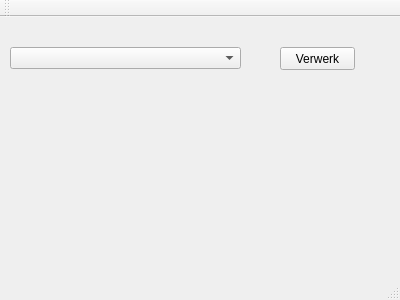
Above: mainwindow.ui from AIHGomaa/EVDProject1 before the change. Below: the same form after it.
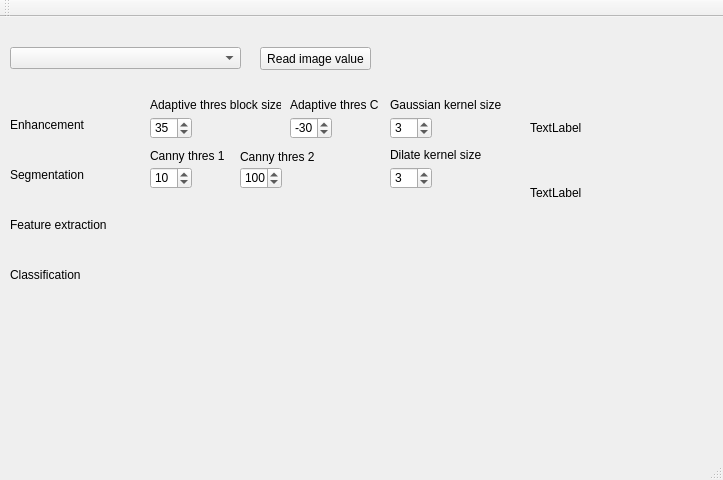
That is the form after the change.

Patch:
```diff
--- a/mainwindow.ui
+++ b/mainwindow.ui
@@ -6,8 +6,8 @@
    <rect>
     <x>0</x>
     <y>0</y>
-    <width>400</width>
-    <height>300</height>
+    <width>723</width>
+    <height>480</height>
    </rect>
   </property>
   <property name="windowTitle">
@@ -27,14 +27,275 @@
    <widget class="QPushButton" name="FotoVerwerk">
     <property name="geometry">
      <rect>
-      <x>280</x>
+      <x>260</x>
       <y>30</y>
-      <width>75</width>
+      <width>111</width>
       <height>23</height>
      </rect>
     </property>
     <property name="text">
-     <string>Verwerk</string>
+     <string>Read image value</string>
+    </property>
+   </widget>
+   <widget class="QSpinBox" name="spnEnhancementadaptiveThresholdBlockSize">
+    <property name="geometry">
+     <rect>
+      <x>150</x>
+      <y>100</y>
+      <width>42</width>
+      <height>22</height>
+     </rect>
+    </property>
+    <property name="minimum">
+     <number>3</number>
+    </property>
+    <property name="singleStep">
+     <number>2</number>
+    </property>
+    <property name="value">
+     <number>35</number>
+    </property>
+   </widget>
+   <widget class="QLabel" name="label">
+    <property name="geometry">
+     <rect>
+      <x>10</x>
+      <y>100</y>
+      <width>81</width>
+      <height>16</height>
+     </rect>
+    </property>
+    <property name="text">
+     <string>Enhancement</string>
+    </property>
+   </widget>
+   <widget class="QSpinBox" name="spnEnhancementadaptivethresholdC">
+    <property name="geometry">
+     <rect>
+      <x>290</x>
+      <y>100</y>
+      <width>42</width>
+      <height>22</height>
+     </rect>
+    </property>
+    <property name="minimum">
+     <number>-99</number>
+    </property>
+    <property name="value">
+     <number>-30</number>
+    </property>
+   </widget>
+   <widget class="QLabel" name="label_2">
+    <property name="geometry">
+     <rect>
+      <x>150</x>
+      <y>80</y>
+      <width>131</width>
+      <height>16</height>
+     </rect>
+    </property>
+    <property name="text">
+     <string>Adaptive thres block size</string>
+    </property>
+   </widget>
+   <widget class="QLabel" name="label_3">
+    <property name="geometry">
+     <rect>
+      <x>290</x>
+      <y>80</y>
+      <width>91</width>
+      <height>16</height>
+     </rect>
+    </property>
+    <property name="text">
+     <string>Adaptive thres C</string>
+    </property>
+   </widget>
+   <widget class="QSpinBox" name="spnEnhancementGaussianKernelSize">
+    <property name="geometry">
+     <rect>
+      <x>390</x>
+      <y>100</y>
+      <width>42</width>
+      <height>22</height>
+     </rect>
+    </property>
+    <property name="minimum">
+     <number>1</number>
+    </property>
+    <property name="singleStep">
+     <number>2</number>
+    </property>
+    <property name="value">
+     <number>3</number>
+    </property>
+   </widget>
+   <widget class="QLabel" name="label_4">
+    <property name="geometry">
+     <rect>
+      <x>390</x>
+      <y>80</y>
+      <width>111</width>
+      <height>16</height>
+     </rect>
+    </property>
+    <property name="text">
+     <string>Gaussian kernel size</string>
+    </property>
+   </widget>
+   <widget class="QLabel" name="label_5">
+    <property name="geometry">
+     <rect>
+      <x>10</x>
+      <y>150</y>
+      <width>81</width>
+      <height>16</height>
+     </rect>
+    </property>
+    <property name="text">
+     <string>Segmentation</string>
+    </property>
+   </widget>
+   <widget class="QLabel" name="label_6">
+    <property name="geometry">
+     <rect>
+      <x>10</x>
+      <y>200</y>
+      <width>111</width>
+      <height>16</height>
+     </rect>
+    </property>
+    <property name="text">
+     <string>Feature extraction</string>
+    </property>
+   </widget>
+   <widget class="QLabel" name="label_7">
+    <property name="geometry">
+     <rect>
+      <x>10</x>
+      <y>250</y>
+      <width>111</width>
+      <height>16</height>
+     </rect>
+    </property>
+    <property name="text">
+     <string>Classification</string>
+    </property>
+   </widget>
+   <widget class="QSpinBox" name="spnSegmentationCannyThreshold2">
+    <property name="geometry">
+     <rect>
+      <x>240</x>
+      <y>150</y>
+      <width>42</width>
+      <height>22</height>
+     </rect>
+    </property>
+    <property name="maximum">
+     <number>255</number>
+    </property>
+    <property name="value">
+     <number>100</number>
+    </property>
+   </widget>
+   <widget class="QLabel" name="label_8">
+    <property name="geometry">
+     <rect>
+      <x>240</x>
+      <y>130</y>
+      <width>91</width>
+      <height>20</height>
+     </rect>
+    </property>
+    <property name="text">
+     <string>Canny thres 2</string>
+    </property>
+   </widget>
+   <widget class="QLabel" name="label_9">
+    <property name="geometry">
+     <rect>
+      <x>150</x>
+      <y>129</y>
+      <width>91</width>
+      <height>20</height>
+     </rect>
+    </property>
+    <property name="text">
+     <string>Canny thres 1</string>
+    </property>
+   </widget>
+   <widget class="QSpinBox" name="spnSegmentationCannyThreshold1">
+    <property name="geometry">
+     <rect>
+      <x>150</x>
+      <y>150</y>
+      <width>42</width>
+      <height>22</height>
+     </rect>
+    </property>
+    <property name="maximum">
+     <number>255</number>
+    </property>
+    <property name="value">
+     <number>10</number>
+    </property>
+   </widget>
+   <widget class="QLabel" name="label_10">
+    <property name="geometry">
+     <rect>
+      <x>530</x>
+      <y>80</y>
+      <width>71</width>
+      <height>61</height>
+     </rect>
+    </property>
+    <property name="text">
+     <string>TextLabel</string>
+    </property>
+   </widget>
+   <widget class="QLabel" name="label_11">
+    <property name="geometry">
+     <rect>
+      <x>530</x>
+      <y>150</y>
+      <width>61</width>
+      <height>51</height>
+     </rect>
+    </property>
+    <property name="text">
+     <string>TextLabel</string>
+    </property>
+   </widget>
+   <widget class="QLabel" name="label_12">
+    <property name="geometry">
+     <rect>
+      <x>390</x>
+      <y>130</y>
+      <width>111</width>
+      <height>16</height>
+     </rect>
+    </property>
+    <property name="text">
+     <string>Dilate kernel size</string>
+    </property>
+   </widget>
+   <widget class="QSpinBox" name="spnSegmentationDilateKernelSize">
+    <property name="geometry">
+     <rect>
+      <x>390</x>
+      <y>150</y>
+      <width>42</width>
+      <height>22</height>
+     </rect>
+    </property>
+    <property name="minimum">
+     <number>1</number>
+    </property>
+    <property name="singleStep">
+     <number>2</number>
+    </property>
+    <property name="value">
+     <number>3</number>
     </property>
    </widget>
   </widget>
```
Left out of the diff: 4 changed lines with no effect on the pictures.
